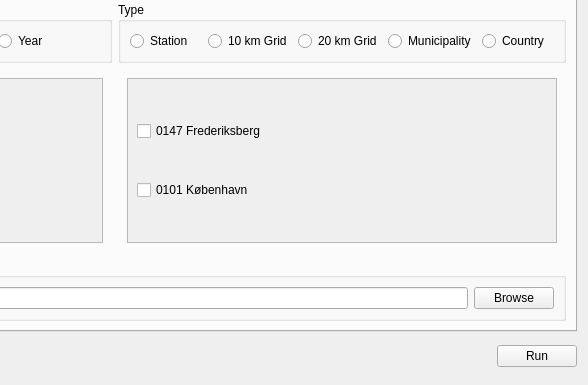
dmidk/Open-Data-QGIS-plugin, file DMI_Open_Data_dialog_base.ui: the form before one commit; both pictures show x 359 to 947 and y 114 to 499 of the 947 by 499 pixel window.
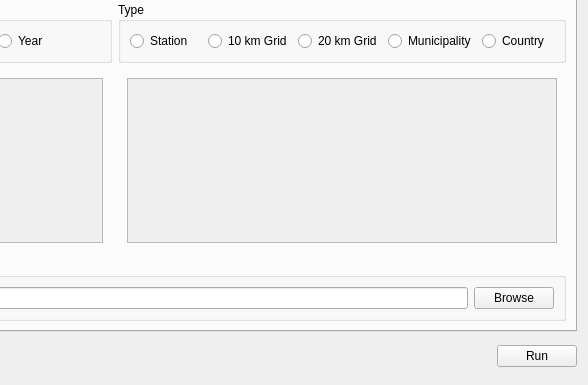
The form after the commit. The open tabs and pages were chosen to show the change. Icons and pictures are not drawn.

Commit message: Improve object naming of radar UI

The edit to the form file:
```diff
--- a/DMI_Open_Data_dialog_base.ui
+++ b/DMI_Open_Data_dialog_base.ui
@@ -475,26 +475,11 @@
                  <rect>
                   <x>0</x>
                   <y>0</y>
-                  <width>175</width>
-                  <height>70</height>
+                  <width>429</width>
+                  <height>128</height>
                  </rect>
                 </property>
-                <layout class="QVBoxLayout" name="verticalLayout_38">
-                 <item>
-                  <widget class="QCheckBox" name="m147">
-                   <property name="text">
-                    <string>0147 Frederiksberg</string>
-                   </property>
-                  </widget>
-                 </item>
-                 <item>
-                  <widget class="QCheckBox" name="m101">
-                   <property name="text">
-                    <string>0101 København</string>
-                   </property>
-                  </widget>
-                 </item>
-                </layout>
+                <layout class="QVBoxLayout" name="verticalLayout_38"/>
                </widget>
               </widget>
              </item>
```
Left out of the diff: 28 changed lines with no effect on the pictures. The commit also changes 1 other file.
